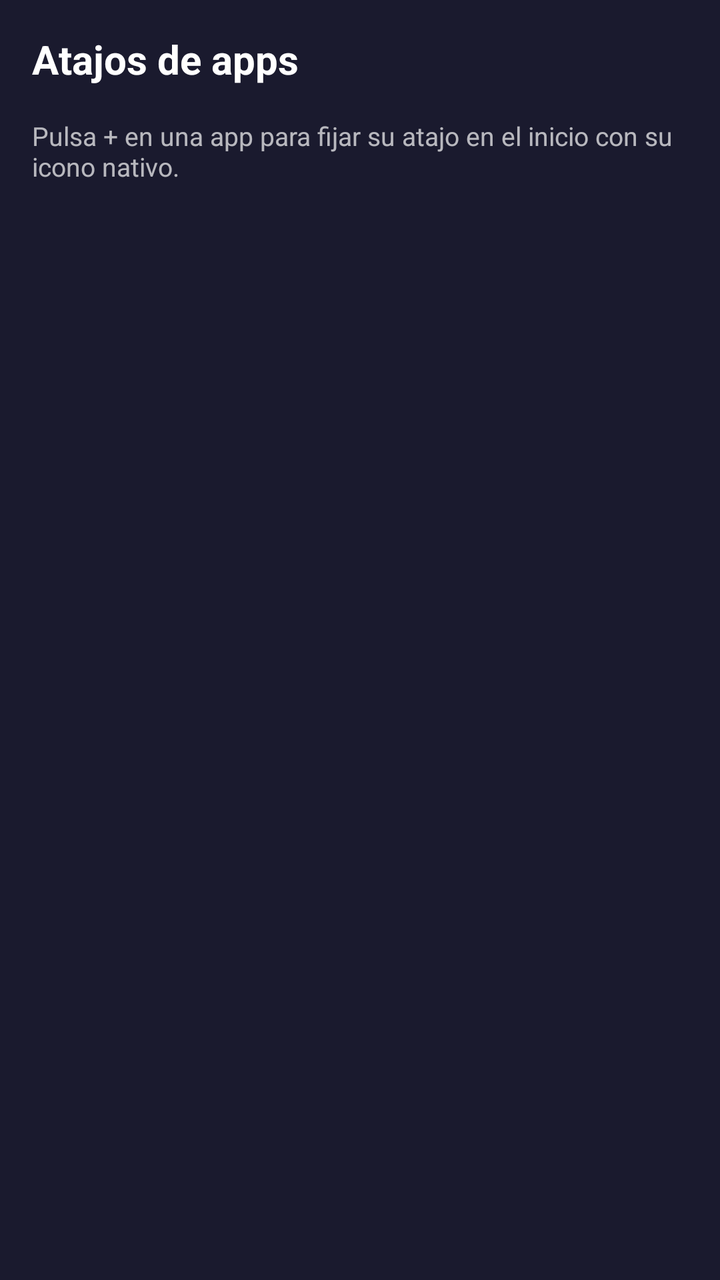
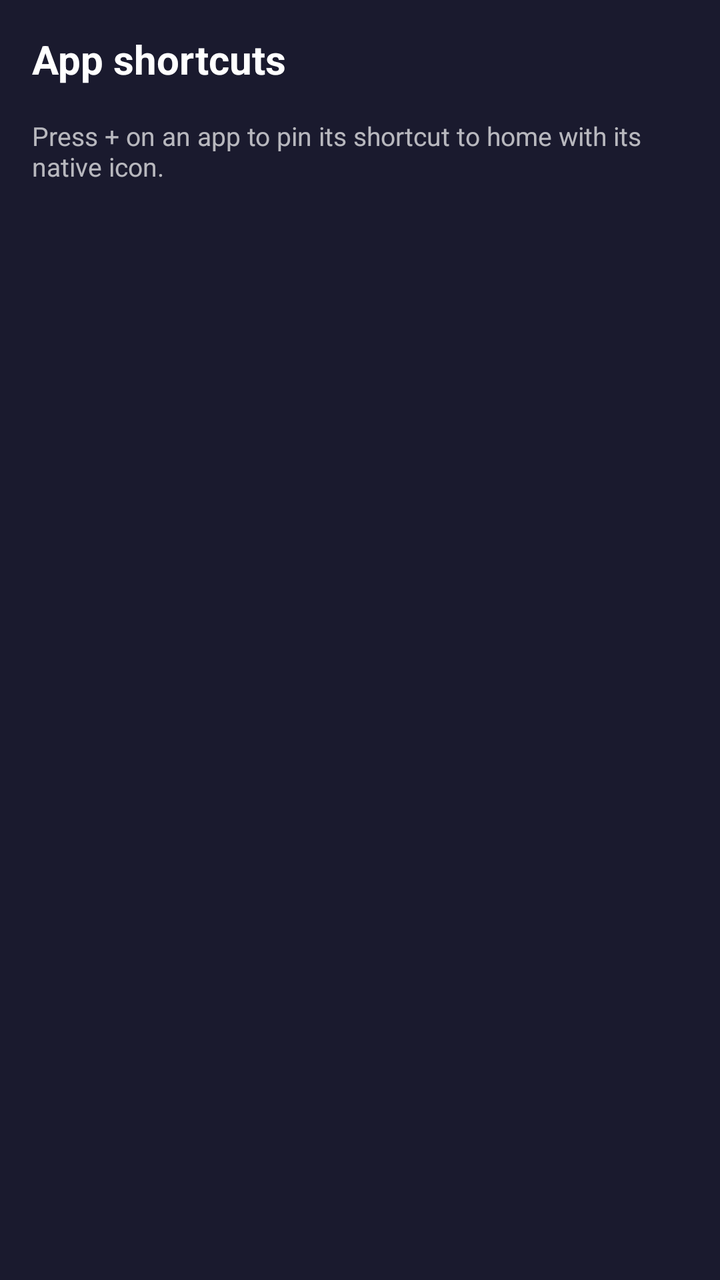

Screens rendered from an Android XML layout before and after an edit, with the pre-edit source and the edit as a unified diff.
<!-- AndroidManifest.xml: application theme Theme.NemotronVoiceIME -->
<!-- res/layout/activity_shortcut_picker.xml -->
<?xml version="1.0" encoding="utf-8"?>
<LinearLayout xmlns:android="http://schemas.android.com/apk/res/android"
    android:layout_width="match_parent"
    android:layout_height="match_parent"
    android:orientation="vertical"
    android:background="@color/bg_primary">

    <TextView
        android:id="@+id/tvTitle"
        android:layout_width="match_parent"
        android:layout_height="wrap_content"
        android:text="Atajos de apps"
        android:textSize="20sp"
        android:textStyle="bold"
        android:textColor="#FFFFFFFF"
        android:padding="16dp" />

    <TextView
        android:id="@+id/tvHint"
        android:layout_width="match_parent"
        android:layout_height="wrap_content"
        android:text="Pulsa + en una app para fijar su atajo en el inicio con su icono nativo."
        android:textSize="13sp"
        android:textColor="#B0FFFFFF"
        android:paddingStart="16dp"
        android:paddingEnd="16dp"
        android:paddingBottom="8dp" />

    <ListView
        android:id="@+id/shortcutListView"
        android:layout_width="match_parent"
        android:layout_height="0dp"
        android:layout_weight="1"
        android:divider="#22FFFFFF"
        android:dividerHeight="1dp" />

</LinearLayout>
<!-- resources referenced by this layout -->
<resources>
  <color name="bg_primary">#1A1A2E</color>
  <style name="Theme.NemotronVoiceIME" parent="Theme.Material3.DayNight.NoActionBar">
          <item name="colorPrimary">@color/accent</item>
          <item name="colorPrimaryVariant">@color/accent_dark</item>
          <item name="colorOnPrimary">@color/text_light</item>
          <item name="colorControlActivated">@color/adarbot_accent</item>
          <item name="android:statusBarColor">@color/bg_primary</item>
      </style>
  <color name="accent">#76B900</color>
  <color name="accent_dark">#5A8C00</color>
  <color name="text_light">#FFFFFF</color>
  <color name="adarbot_accent">#5B97F4</color>
</resources>

<!-- the commit's change to res/layout/activity_shortcut_picker.xml (unified diff, before → after) -->
@@ -9,7 +9,7 @@
         android:id="@+id/tvTitle"
         android:layout_width="match_parent"
         android:layout_height="wrap_content"
-        android:text="Atajos de apps"
+        android:text="App shortcuts"
         android:textSize="20sp"
         android:textStyle="bold"
         android:textColor="#FFFFFFFF"
@@ -19,7 +19,7 @@
         android:id="@+id/tvHint"
         android:layout_width="match_parent"
         android:layout_height="wrap_content"
-        android:text="Pulsa + en una app para fijar su atajo en el inicio con su icono nativo."
+        android:text="Press + on an app to pin its shortcut to home with its native icon."
         android:textSize="13sp"
         android:textColor="#B0FFFFFF"
         android:paddingStart="16dp"
